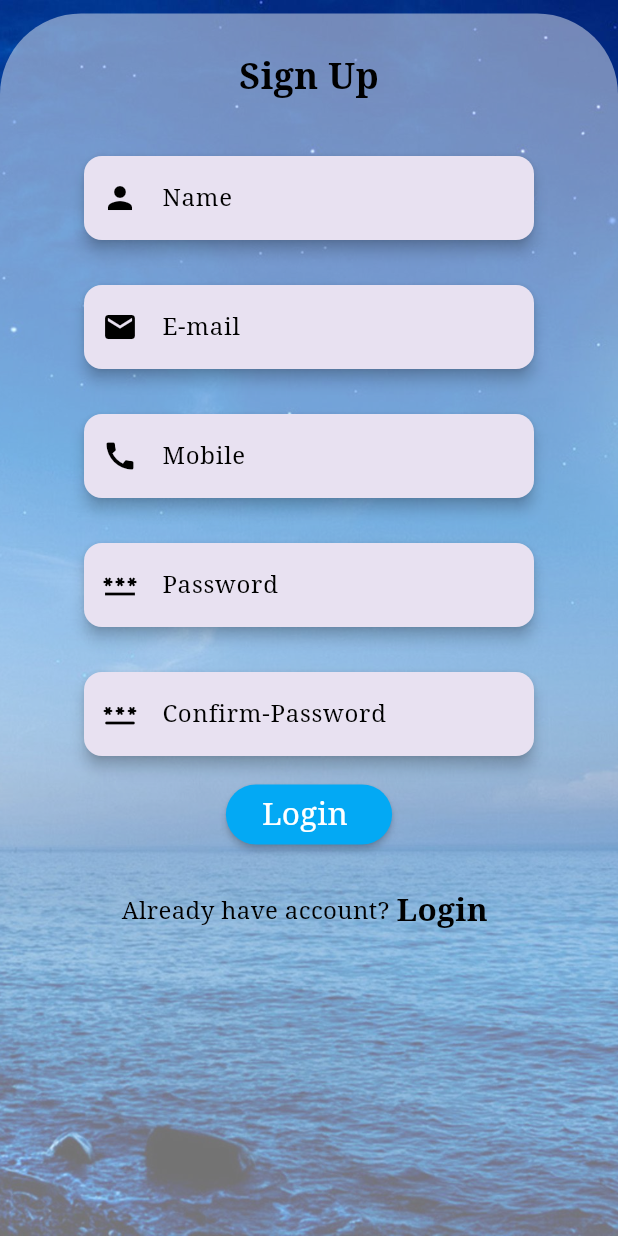
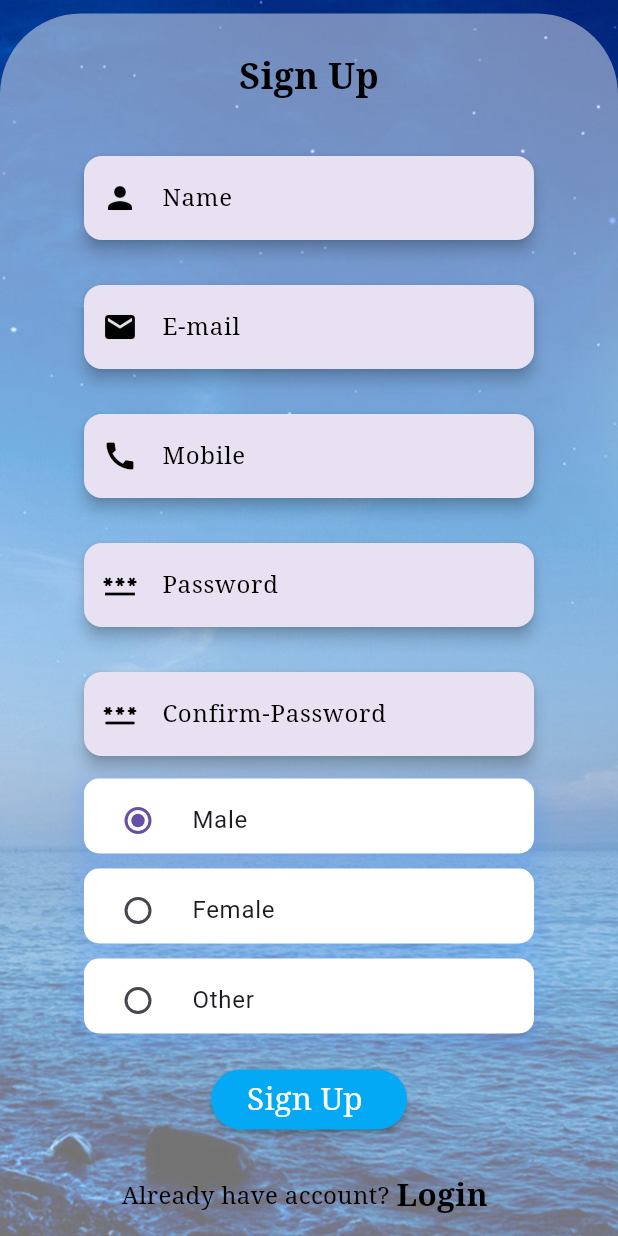
Before and after one commit to pradumkumar01/online_kachahari, a Flutter app: the SignupScreen screen opened directly, scrolled down 178 dp, on a phone screen of 412 x 824 dp. Run offline on Flutter 3.47's test engine with Material 3 defaults, Android fonts, the phone set to English and light mode, and no system bars; our stand-ins replace curved_navigation_bar, dio, font_awesome_flutter.

Commit message:
doing some changes

```diff
--- a/lib/api/constants/Urls.dart
+++ b/lib/api/constants/Urls.dart
@@ -1,5 +1,5 @@
 class Urls{
- final String API_BASE_URL = "https://online-kch.seeksolution.in/api&quot";
+ final String API_BASE_URL = "https://online-kch.seeksolution.in/api";
 
  final Map<String,String> ENDPOINTS = {
   "get_user":"/get/users/",
--- a/lib/main.dart
+++ b/lib/main.dart
@@ -9,7 +9,6 @@ void main() {
 
 class MyApp extends StatefulWidget {
   const MyApp({super.key});
-
   @override
   State<MyApp> createState() => _MyAppState();
 }
--- a/lib/screens/SignUpScreen.dart
+++ b/lib/screens/SignUpScreen.dart
@@ -1,6 +1,11 @@
+import 'dart:convert';
+import 'package:dio/dio.dart';
 import 'package:flutter/material.dart';
 import 'package:flutter_online_kachehari/screens/Login_Screen.dart';
 import 'package:flutter_online_kachehari/screens/alert.dart';
+
+import '../api/constants/Urls.dart';
+import '../components/update_profile/editForm.dart';
 
 class SignupScreen extends StatefulWidget {
   const SignupScreen({super.key});
@@ -15,7 +20,7 @@ class _SignupScreenState extends State<SignupScreen> {
   final _controllerFor_mobile = TextEditingController();
   final _controllerFor_password = TextEditingController();
   final _controllerFor_second_password = TextEditingController();
-  String _signUp_res = '';
+  TextEditingController _genderController = new TextEditingController();
   late String _selectedGender;
 
     void _handleGenderChange(String? value){
@@ -69,7 +74,7 @@ class _SignupScreenState extends State<SignupScreen> {
                     ],
                   ),
                   Container(
-                    width: MediaQuery.of(context).size.width,
+                    width: MediaQuery.of(context).size.width *1.9,
                     height: MediaQuery.of(context).size.height * 0.99,
                     decoration: BoxDecoration(
                       color: Colors.white.withOpacity(0.45),
@@ -99,6 +104,7 @@ class _SignupScreenState extends State<SignupScreen> {
                           child: Container(
                             width: 300,
                             child: TextField(
+                              controller: _controllerFor_name,
                               decoration: InputDecoration(
                                 prefixIcon: const Icon(Icons.person),
                                 filled: true,
@@ -139,6 +145,7 @@ class _SignupScreenState extends State<SignupScreen> {
                           child: Container(
                             width: 300,
                             child: TextField(
+                              controller: _controllerFor_email,
                               decoration: InputDecoration(
                                 prefixIcon: const Icon(Icons.email),
                                 filled: true,
@@ -179,6 +186,7 @@ class _SignupScreenState extends State<SignupScreen> {
                           child: Container(
                             width: 300,
                             child: TextField(
+                              controller: _controllerFor_mobile,
                               decoration: InputDecoration(
                                 prefixIcon: const Icon(Icons.call),
                                 filled: true,
@@ -294,11 +302,48 @@ class _SignupScreenState extends State<SignupScreen> {
                           ),
                         ),
                       ),
+                      Container(
+                        width: 300,
+                        height: 50,
+                        child: editForm("", Icons.male, TextInputType.text, _genderController,
+                            true, 'Male', 'Male', _selectedGender, _handleGenderChange),
+                      ),
+                      const SizedBox(height: 10),
+                      Container(
+                        width: 300,
+                        height: 50,
+                        child: editForm(
+                            "",
+                            Icons.male,
+                            TextInputType.text,
+                            _genderController,
+                            true,
+                            'Female',
+                            'Female',
+                            _selectedGender,
+                            _handleGenderChange),
+                      ),
+                      const SizedBox(height: 10),
+                      Container(
+                        width: 300,
+                        height: 50,
+                        child: editForm(
+                            "",
+                            Icons.male,
+                            TextInputType.text,
+                            _genderController,
+                            true,
+                            'Other',
+                            'Other',
+                            _selectedGender,
+                            _handleGenderChange),
+                      ),
+                      const SizedBox(height: 20),
                      ElevatedButton(onPressed: (){sign_up_result_page();},
                       style: ElevatedButton.styleFrom(
                       backgroundColor: Colors.lightBlue,elevation:2
                       ),
-                      child:const Text("Login ",style: TextStyle(fontFamily: "serif",fontSize: 21,color: Colors.white
+                      child:const Text("Sign Up ",style: TextStyle(fontFamily: "serif",fontSize: 21,color: Colors.white
                       ),),
                       ),
                       Column(
@@ -353,33 +398,68 @@ class _SignupScreenState extends State<SignupScreen> {
     );
   }
 
-  void sign_up_result_page() {
-    String passwordFirst = _controllerFor_password.text;
-    String passwordSecond = _controllerFor_second_password.text;
-    if (passwordFirst == '123456') {
-      if (passwordSecond == '123456') {
-        setState(() {
-          _signUp_res = ' Sign Up Successfully ';
-          showAlert(context, _signUp_res);
-        });
+  void sign_up_result_page() async{
+    String name = _controllerFor_name.text;
+    String email = _controllerFor_email.text;
+    String password = _controllerFor_password.text;
+    String mobile = _controllerFor_mobile.text;
+    String cnf_password = _controllerFor_second_password.text;
+    String gender = _selectedGender;
+    //Validation name
+    if (name.trim() == "") {
+      showAlert(context, "name is required");
+      return;
+    }
+    //Validation Email
+    if (email.trim() == "") {
+
+      showAlert(context,"Email is required");
+      return;
+    }
+
+    //Validation mobile
+    if (mobile.trim() == "") {
+      showAlert(context, "Mobile is required");
+      return;
+    }
+
+    //Validation password
+    if (password.trim() == "") {
+      showAlert(context, "Password is required");
+      return;
+    }
+
+    //Validation cnf_password
+    if (cnf_password.trim() == "") {
+      showAlert(context, "Confirm Password is required");
+      return;
+    }
+
+    if(password == cnf_password){
+      //Ready to Submit
+      final Dio dio = Dio();
+      Response response;
+      var userdata = {
+        "name":name,
+        "email" : email,
+        "password" : password,
+        "mobile" : mobile,
+        "gender" : gender,
+      };
+      final formData = FormData.fromMap(userdata);
+      response = await dio.post(Urls().getApiUrl("create_users"), data: formData);
+      print(response.data.toString());
+      // JSON response
+      if(response.statusCode == 200) {
+        Map<String, dynamic> userResponse = json.decode(response.toString());
+        int code = userResponse["code"]?? "";
+        String message = userResponse["message"]?? "";
+        showAlert(context, message);
       }
+    }else{
+      showAlert(context, "Password and Confirm Password Does not Match");
+      return;
     }
-    // for empty value
-    else if (passwordFirst == '') {
-      setState(() {
-        _signUp_res = ' Please Enter required fields';
-        showAlert(context, _signUp_res);
-      });
-    } else if (passwordSecond == '') {
-      setState(() {
-        _signUp_res = ' Please Enter required fields';
-        showAlert(context, _signUp_res);
-      });
-    } else {
-      setState(() {
-        _signUp_res = ' Failed to Sign up , Enter password correctly';
-        showAlert(context, _signUp_res);
-      });
-    }
-  }
+
+  } //end of method
 }
```
Also changed, not shown: lib/api/interfaces/User_interface.dart (deleted, +0 -22 lines).
